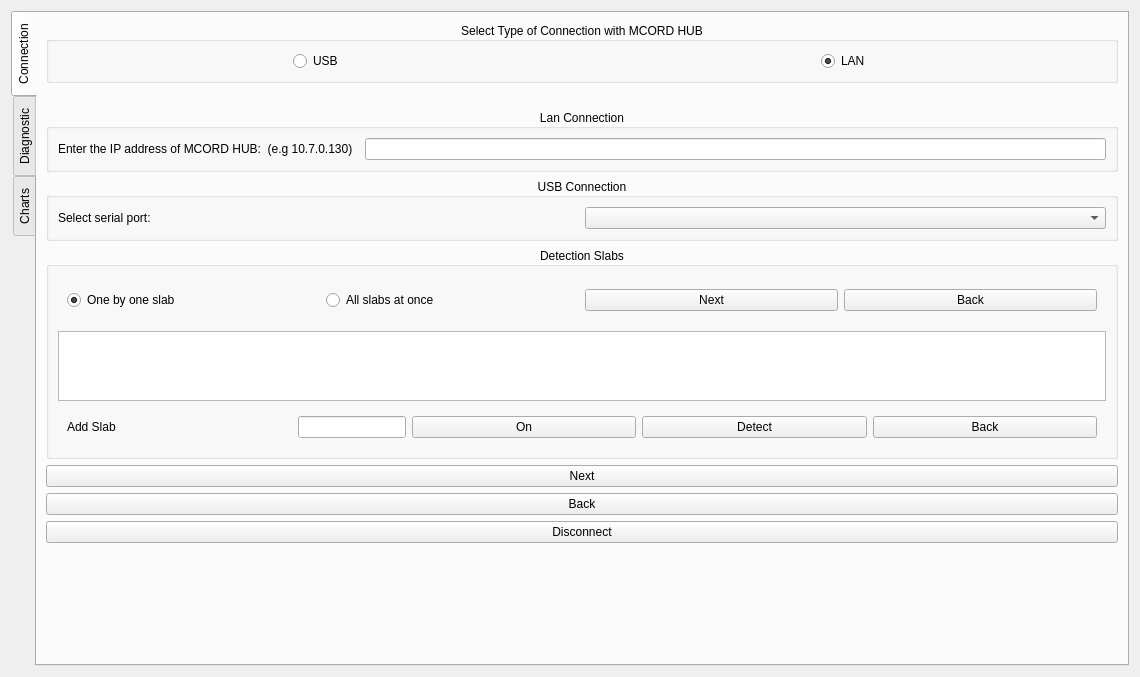
This is widget.ui in MichalRK19780524/MCORD_GUI_CPP as Qt 5 draws it before an edit. The edited form follows.
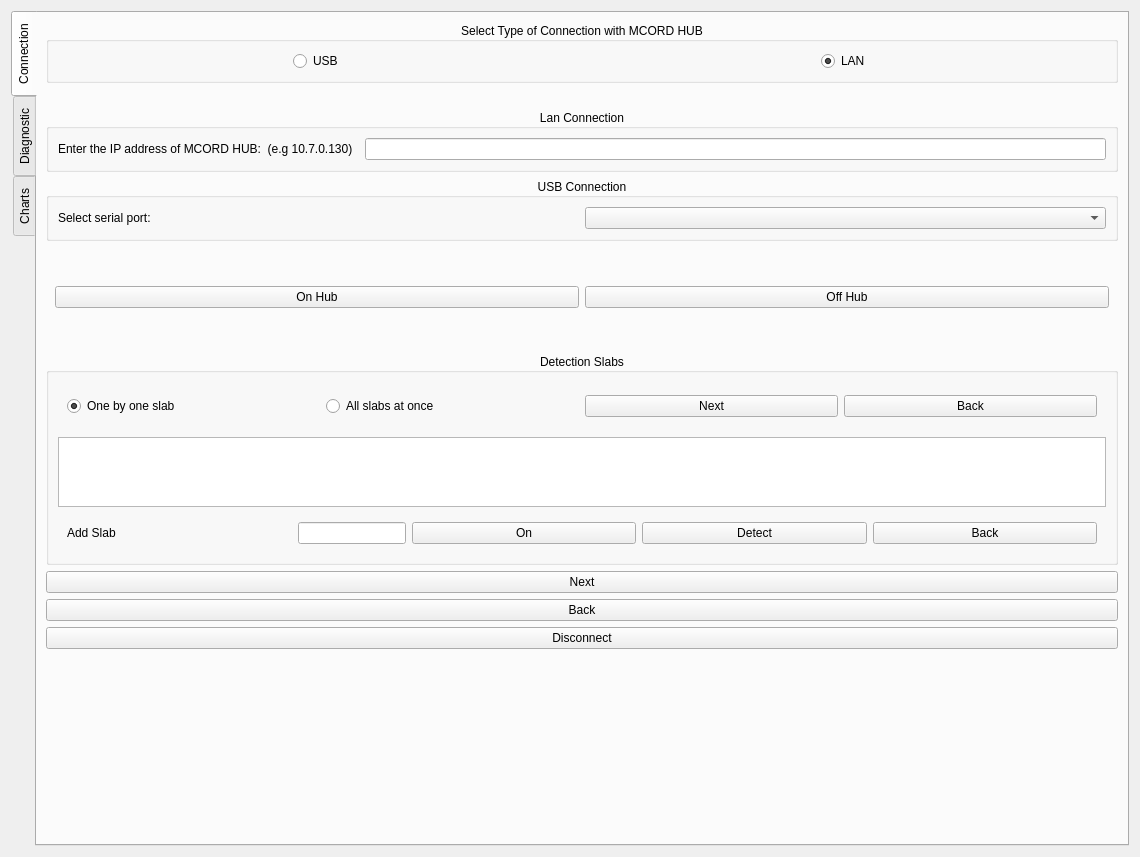
This is the edited form.

Commit message: Added HUB on/off buttons

```diff
--- a/widget.ui
+++ b/widget.ui
@@ -10,7 +10,7 @@
     <x>0</x>
     <y>0</y>
     <width>1140</width>
-    <height>677</height>
+    <height>857</height>
    </rect>
   </property>
   <property name="minimumSize">
@@ -149,6 +149,32 @@
            </layout>
           </widget>
          </item>
+         <item>
+          <widget class="QWidget" name="hubWidget" native="true">
+           <property name="minimumSize">
+            <size>
+             <width>100</width>
+             <height>100</height>
+            </size>
+           </property>
+           <layout class="QHBoxLayout" name="horizontalLayout_6">
+            <item>
+             <widget class="QPushButton" name="pushButtonHubOn">
+              <property name="text">
+               <string>On Hub</string>
+              </property>
+             </widget>
+            </item>
+            <item>
+             <widget class="QPushButton" name="pushButtonHubOff">
+              <property name="text">
+               <string>Off Hub</string>
+              </property>
+             </widget>
+            </item>
+           </layout>
+          </widget>
+         </item>
          <item>
           <widget class="QGroupBox" name="groupBoxDetectionSlabs">
            <property name="sizePolicy">
```
The commit also changes 4 other files.
